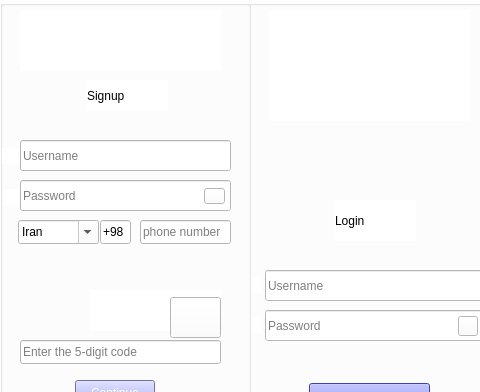
Before: the Qt Designer form login.ui in Pourya231/converso, drawn with Qt 5; both pictures show x 0 to 480 and y 0 to 392 of the 730 by 604 pixel window.
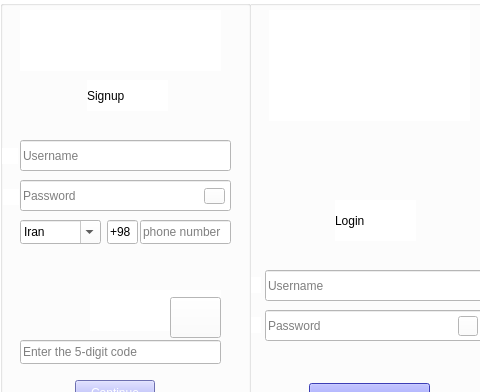
After: the same form once the commit is applied. Icons and pictures are not drawn.

Commit message: change lineedit phonenumber

```diff
--- a/login.ui
+++ b/login.ui
@@ -219,7 +219,7 @@
     <widget class="QComboBox" name="comboBox">
      <property name="geometry">
       <rect>
-       <x>18</x>
+       <x>20</x>
        <y>220</y>
        <width>81</width>
        <height>24</height>
@@ -341,7 +341,7 @@
     <widget class="QLineEdit" name="lineEdit_7">
      <property name="geometry">
       <rect>
-       <x>100</x>
+       <x>107</x>
        <y>220</y>
        <width>31</width>
        <height>24</height>
```
Left out of the diff: 2 changed lines with no effect on the pictures.
